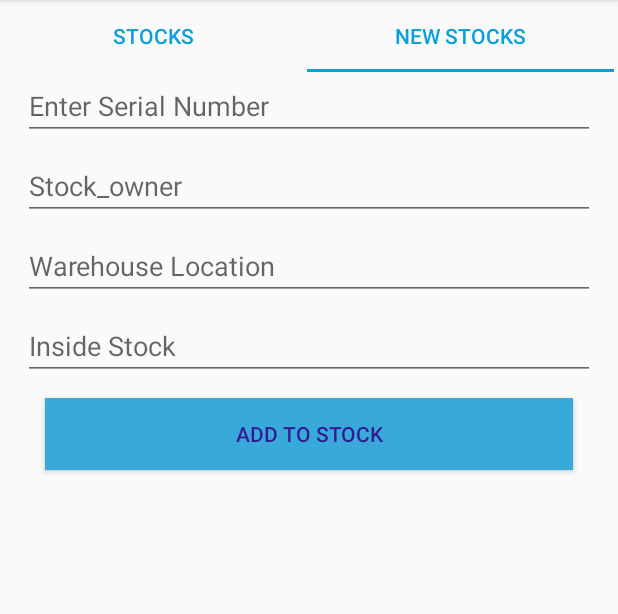
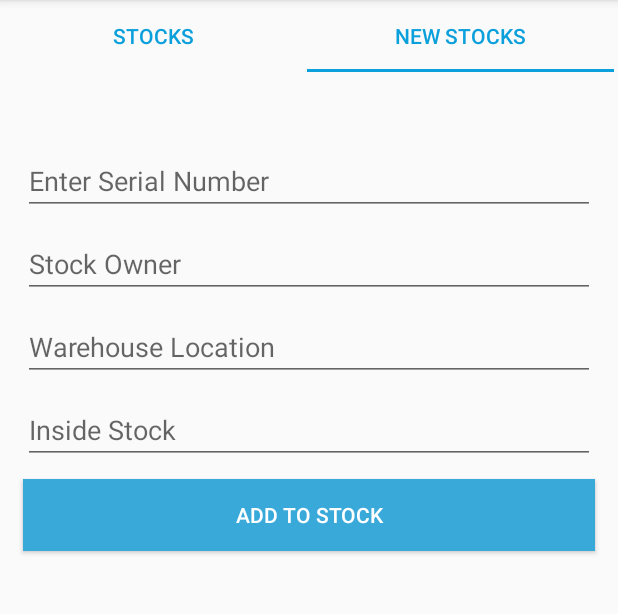
Before and after one commit to KavishkaPKP/MAD-Group-Project, an Android app: the StocksFragment screen opened directly, with no data from a screen before it, tab 2 chosen, on a phone screen of 412 x 824 dp, the part 84-698 px from its top. Run offline under Robolectric (Android 15) with nearby library versions, the light colour scheme and no system bars.

Commit message:
half complate

```diff
--- a/app/build.gradle
+++ b/app/build.gradle
@@ -1,5 +1,6 @@
 plugins {
     id 'com.android.application'
+    id 'com.google.gms.google-services'
 }
 
 android {
@@ -33,6 +34,7 @@ dependencies {
     implementation 'com.google.android.material:material:1.4.0'
     implementation 'androidx.constraintlayout:constraintlayout:2.1.0'
     implementation 'androidx.legacy:legacy-support-v4:1.0.0'
+    implementation 'com.google.firebase:firebase-storage:20.0.0'
     testImplementation 'junit:junit:4.+'
     androidTestImplementation 'androidx.test.ext:junit:1.1.3'
     androidTestImplementation 'androidx.test.espresso:espresso-core:3.4.0'
--- a/app/src/main/java/com/example/madgroupproject/NewstockFragment.java
+++ b/app/src/main/java/com/example/madgroupproject/NewstockFragment.java
@@ -2,20 +2,40 @@ package com.example.madgroupproject;
 
 import android.os.Bundle;
 
+import androidx.annotation.NonNull;
+import androidx.annotation.Nullable;
 import androidx.fragment.app.Fragment;
 
 import android.view.LayoutInflater;
 import android.view.View;
 import android.view.ViewGroup;
+import android.widget.Button;
+import android.widget.EditText;
+import android.widget.ImageView;
 
 
 public class NewstockFragment extends Fragment {
 
+    private EditText editText;
+    private ImageView imageView;
+    private Button button;
 
+    @Nullable
     @Override
-    public View onCreateView(LayoutInflater inflater, ViewGroup container,
-                             Bundle savedInstanceState) {
-        // Inflate the layout for this fragment
-        return inflater.inflate(R.layout.fragment_newstock, container, false);
+    public View onCreateView(@NonNull LayoutInflater inflater, @Nullable ViewGroup container, @Nullable Bundle savedInstanceState) {
+        View v = inflater.inflate(R.layout.fragment_newstock, container, false);
+
+
+        editText = v.findViewById(R.id.txtSerialNumber);
+        editText = v.findViewById(R.id.txtStockOwner);
+        editText = v.findViewById(R.id.txtWarehouseLocation);
+        editText = v.findViewById(R.id.txtInsideStock);
+
+
+        button = v.findViewById(R.id.btnAddItem);
+
+        return v;
+
+
     }
 }
--- a/app/src/main/res/layout/fragment_newstock.xml
+++ b/app/src/main/res/layout/fragment_newstock.xml
@@ -1,63 +1,94 @@
 <?xml version="1.0" encoding="utf-8"?>
-<RelativeLayout xmlns:android="http://schemas.android.com/apk/res/android"
+<ScrollView xmlns:android="http://schemas.android.com/apk/res/android"
+    xmlns:app="http://schemas.android.com/apk/res-auto"
     xmlns:tools="http://schemas.android.com/tools"
     android:layout_width="match_parent"
     android:layout_height="wrap_content"
     android:fillViewport="true"
-    android:orientation="vertical"
     tools:ignore="SpeakableTextPresentCheck">
 
+    <RelativeLayout
+        android:orientation="vertical"
+        android:layout_width="match_parent"
+        android:layout_height="720dp"
+        tools:context=".NewstockFragment"
+        tools:ignore="SpeakableTextPresentCheck">
+
+
+        <ImageView
+            android:id="@+id/imgstock"
+            android:layout_width="wrap_content"
+            android:layout_height="wrap_content"
+            android:layout_alignParentTop="true"
+            android:layout_centerHorizontal="true"
+            android:layout_marginTop="30dp"
+            android:contentDescription="TODO"
+            tools:ignore="ImageContrastCheck"
+            tools:srcCompat="@tools:sample/avatars"
+            tools:visibility="visible" />
 
         <EditText
             android:id="@+id/txtSerialNumber"
             android:layout_width="match_parent"
             android:layout_height="wrap_content"
+            android:layout_below="@id/imgstock"
             android:layout_marginLeft="15dp"
+            android:layout_marginTop="20dp"
             android:layout_marginRight="15dp"
             android:hint="@string/inventory_serial"
-        tools:ignore="TouchTargetSizeCheck" />
+            tools:ignore="TouchTargetSizeCheck,TextContrastCheck" />
+
         <EditText
             android:id="@+id/txtStockOwner"
-        android:layout_below="@+id/txtSerialNumber"
             android:layout_width="match_parent"
             android:layout_height="wrap_content"
-        android:layout_marginTop="8dp"
+            android:layout_below="@+id/txtSerialNumber"
             android:layout_marginLeft="15dp"
+            android:layout_marginTop="10dp"
             android:layout_marginRight="15dp"
             android:hint="@string/stock_owner"
-        tools:ignore="TouchTargetSizeCheck" />
+            tools:ignore="TouchTargetSizeCheck,TextContrastCheck" />
+
         <EditText
             android:id="@+id/txtWarehouseLocation"
-        android:layout_below="@+id/txtStockOwner"
             android:layout_width="match_parent"
             android:layout_height="wrap_content"
-        android:layout_marginTop="8dp"
+            android:layout_below="@+id/txtStockOwner"
             android:layout_marginLeft="15dp"
+            android:layout_marginTop="10dp"
             android:layout_marginRight="15dp"
             android:hint="@string/txtWarehouseLocation"
-        tools:ignore="TouchTargetSizeCheck" />
+            tools:ignore="TouchTargetSizeCheck,TextContrastCheck" />
+
         <EditText
             android:id="@+id/txtInsideStock"
-        android:layout_below="@+id/txtWarehouseLocation"
             android:layout_width="match_parent"
             android:layout_height="wrap_content"
-        android:layout_marginTop="8dp"
+            android:layout_below="@+id/txtWarehouseLocation"
             android:layout_marginLeft="15dp"
+            android:layout_marginTop="10dp"
             android:layout_marginRight="15dp"
             android:hint="@string/txtInsideStock"
-        tools:ignore="TouchTargetSizeCheck" />
+            tools:ignore="TouchTargetSizeCheck,TextContrastCheck" />
 
         <Button
             android:id="@+id/btnAddItem"
             android:layout_width="match_parent"
             android:layout_height="wrap_content"
             android:layout_below="@+id/txtInsideStock"
-        android:layout_marginLeft="30dp"
-        android:layout_marginTop="12dp"
-        android:layout_marginRight="30dp"
+            android:layout_marginLeft="15dp"
+            android:layout_marginTop="10dp"
+            android:layout_marginRight="15dp"
             android:background="#38a9d9"
             android:text="@string/btnAddToStock"
-        android:textColor="#311B92" />
+            android:textColor="#FFF"
+            tools:ignore="TextContrastCheck" />
+
 
 
     </RelativeLayout>
+
+
+
+
+</ScrollView>
--- a/app/src/main/res/values/strings.xml
+++ b/app/src/main/res/values/strings.xml
@@ -14,7 +14,7 @@
     <string name="todo3">TODO</string>
     <string name="todo4">TODO</string>
     <string name="inventory_serial">Enter Serial Number</string>
-    <string name="stock_owner">Stock_owner</string>
+    <string name="stock_owner">Stock Owner</string>
     <string name="stock_date">Stock Date</string>
     <string name="btnAddToStock">Add to Stock</string>
     <string name="txtWarehouseLocation">Warehouse Location</string>
--- a/build.gradle
+++ b/build.gradle
@@ -6,6 +6,7 @@ buildscript {
     }
     dependencies {
         classpath "com.android.tools.build:gradle:7.0.2"
+        classpath 'com.google.gms:google-services:4.3.10'
 
         // NOTE: Do not place your application dependencies here; they belong
         // in the individual module build.gradle files
```
Lines whose indentation alone changed are shown as unchanged.
